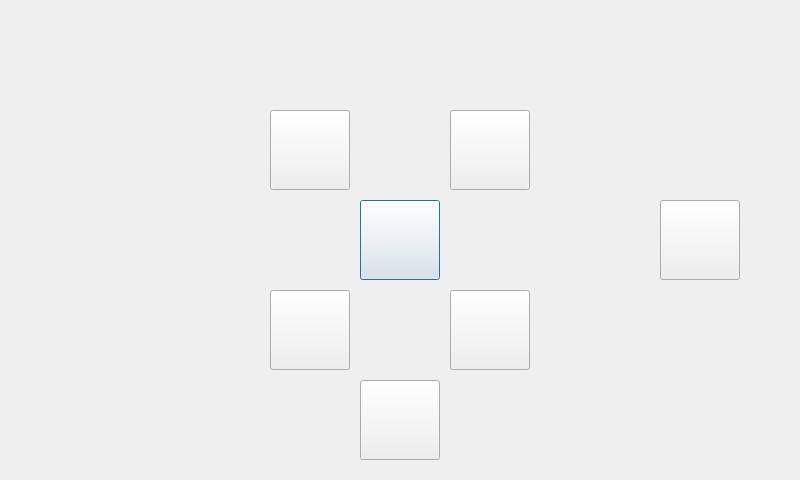
Sam-Depardieu/Labo-de-langue, file InterfaceEleve/interfaceqcm.ui: the form before one commit.
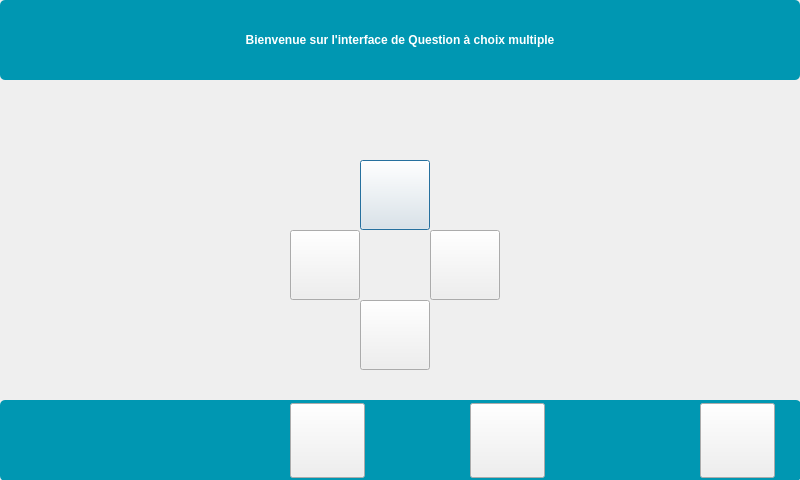
The form after the commit.

Commit message: Mise en place de l'interface

```diff
--- a/InterfaceEleve/interfaceqcm.ui
+++ b/InterfaceEleve/interfaceqcm.ui
@@ -17,9 +17,9 @@
    <property name="geometry">
     <rect>
      <x>360</x>
-     <y>200</y>
-     <width>80</width>
-     <height>80</height>
+     <y>160</y>
+     <width>70</width>
+     <height>70</height>
     </rect>
    </property>
    <property name="text">
@@ -29,10 +29,10 @@
   <widget class="QPushButton" name="pushButton4">
    <property name="geometry">
     <rect>
-     <x>270</x>
-     <y>290</y>
-     <width>80</width>
-     <height>80</height>
+     <x>290</x>
+     <y>230</y>
+     <width>70</width>
+     <height>70</height>
     </rect>
    </property>
    <property name="text">
@@ -42,10 +42,10 @@
   <widget class="QPushButton" name="pushButtonQuestionSuivante">
    <property name="geometry">
     <rect>
-     <x>450</x>
-     <y>110</y>
-     <width>80</width>
-     <height>80</height>
+     <x>470</x>
+     <y>403</y>
+     <width>75</width>
+     <height>75</height>
     </rect>
    </property>
    <property name="text">
@@ -55,10 +55,10 @@
   <widget class="QPushButton" name="pushButtonEffacerReponse">
    <property name="geometry">
     <rect>
-     <x>660</x>
-     <y>200</y>
-     <width>80</width>
-     <height>80</height>
+     <x>700</x>
+     <y>403</y>
+     <width>75</width>
+     <height>75</height>
     </rect>
    </property>
    <property name="text">
@@ -68,10 +68,10 @@
   <widget class="QPushButton" name="pushButton2">
    <property name="geometry">
     <rect>
-     <x>450</x>
-     <y>290</y>
-     <width>80</width>
-     <height>80</height>
+     <x>430</x>
+     <y>230</y>
+     <width>70</width>
+     <height>70</height>
     </rect>
    </property>
    <property name="text">
@@ -82,9 +82,9 @@
    <property name="geometry">
     <rect>
      <x>360</x>
-     <y>380</y>
-     <width>80</width>
-     <height>80</height>
+     <y>300</y>
+     <width>70</width>
+     <height>70</height>
     </rect>
    </property>
    <property name="text">
@@ -94,16 +94,69 @@
   <widget class="QPushButton" name="pushButtonQuestionPrecedente">
    <property name="geometry">
     <rect>
-     <x>270</x>
-     <y>110</y>
-     <width>80</width>
+     <x>290</x>
+     <y>403</y>
+     <width>75</width>
+     <height>75</height>
+    </rect>
+   </property>
+   <property name="text">
+    <string/>
+   </property>
+  </widget>
+  <widget class="QPushButton" name="pushButton">
+   <property name="geometry">
+    <rect>
+     <x>0</x>
+     <y>0</y>
+     <width>800</width>
      <height>80</height>
     </rect>
    </property>
+   <property name="styleSheet">
+    <string notr="true">QPushButton {
+    background-color: rgb(0, 151, 178); /* Fond bleu */
+    color: white; /* Texte en blanc */
+    border: none; /* Enlever le contour si nécessaire */
+    border-radius: 5px; /* Optionnel : coins arrondis */
+    font-weight: bold; /* Optionnel : texte en gras */
+}</string>
+   </property>
+   <property name="text">
+    <string>Bienvenue sur l'interface de Question à choix multiple</string>
+   </property>
+  </widget>
+  <widget class="QPushButton" name="pushButton_2">
+   <property name="geometry">
+    <rect>
+     <x>0</x>
+     <y>400</y>
+     <width>801</width>
+     <height>81</height>
+    </rect>
+   </property>
+   <property name="styleSheet">
+    <string notr="true">QPushButton {
+    background-color: rgb(0, 151, 178); /* Fond bleu */
+    color: white; /* Texte en blanc */
+    border: none; /* Enlever le contour si nécessaire */
+    border-radius: 5px; /* Optionnel : coins arrondis */
+    font-weight: bold; /* Optionnel : texte en gras */
+}</string>
+   </property>
    <property name="text">
     <string/>
    </property>
   </widget>
+  <zorder>pushButton_2</zorder>
+  <zorder>pushButton1</zorder>
+  <zorder>pushButton4</zorder>
+  <zorder>pushButtonQuestionSuivante</zorder>
+  <zorder>pushButtonEffacerReponse</zorder>
+  <zorder>pushButton2</zorder>
+  <zorder>pushButton3</zorder>
+  <zorder>pushButtonQuestionPrecedente</zorder>
+  <zorder>pushButton</zorder>
  </widget>
  <resources/>
  <connections/>
```
The commit also changes 4 other files.
